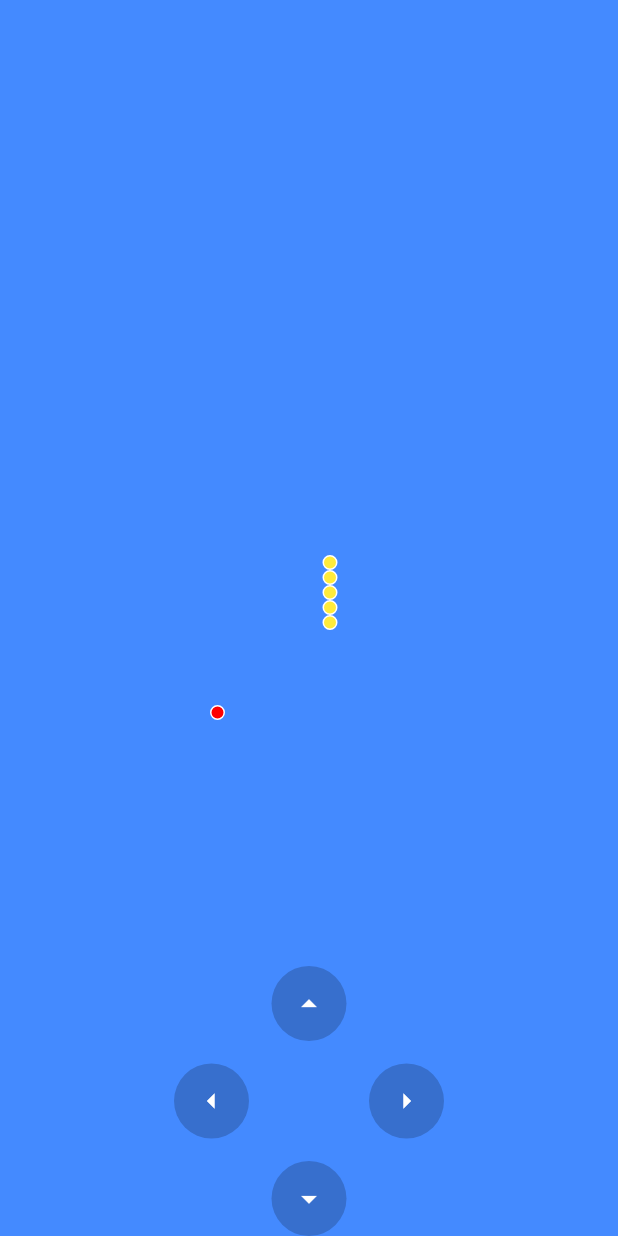
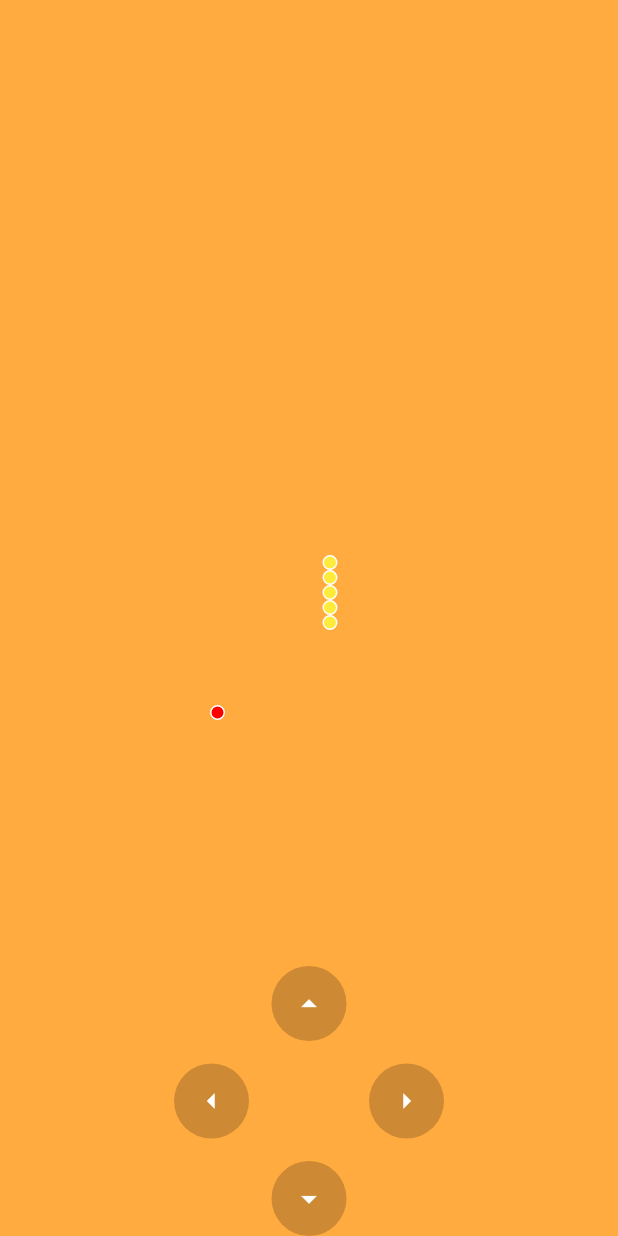
Before and after one commit to JDongKhan/flutter_games, a Flutter app: the screen it shows after launch, after a tap on "Ready Go...", on a phone screen of 412 x 824 dp. Run offline on Flutter 3.47's test engine with Material 2 defaults, Android fonts, the light colour scheme and no system bars.

Commit message:
first commit

```diff
--- a/flutter_snake_game/lib/apple.dart
+++ b/flutter_snake_game/lib/apple.dart
@@ -3,6 +3,7 @@ import 'package:flutter/widgets.dart';
 class Apple extends StatelessWidget {
   const Apple({super.key});
 
+  //这里可以通过服务下发不同的样式
   @override
   Widget build(BuildContext context) {
     return Container(
--- a/flutter_snake_game/lib/game_over.dart
+++ b/flutter_snake_game/lib/game_over.dart
@@ -4,6 +4,7 @@ import 'game_page.dart';
 import 'theme/theme_controller.dart';
 import 'theme/theme_widget.dart';
 
+///游戏结束
 class GameOver extends StatelessWidget {
   final int score;
 
--- a/flutter_snake_game/lib/home_page.dart
+++ b/flutter_snake_game/lib/home_page.dart
@@ -4,6 +4,7 @@ import 'package:flutter_snake_game/theme/theme_widget.dart';
 
 import 'game_page.dart';
 
+///首页
 class HomePage extends StatelessWidget {
   const HomePage({super.key});
 
--- a/flutter_snake_game/lib/main.dart
+++ b/flutter_snake_game/lib/main.dart
@@ -18,7 +18,7 @@ class MyApp extends StatelessWidget {
       data: ThemeController(),
       builder: (c, controller) {
         return MaterialApp(
-          title: 'Flutter Demo',
+          title: 'Snake Game',
           theme: ThemeData(
             colorScheme: ColorScheme.fromSeed(seedColor: Colors.deepPurple),
             useMaterial3: true,
--- a/flutter_snake_game/lib/snake.dart
+++ b/flutter_snake_game/lib/snake.dart
@@ -3,6 +3,7 @@ import 'package:flutter/material.dart';
 class Snake extends StatelessWidget {
   const Snake({super.key});
 
+  //这里可以通过服务下发不同的样式
   @override
   Widget build(BuildContext context) {
     return Container(
--- a/flutter_snake_game/lib/theme/theme_controller.dart
+++ b/flutter_snake_game/lib/theme/theme_controller.dart
@@ -13,10 +13,10 @@ class ThemeController extends ChangeNotifier {
   bool debugRepaintRainbowEnabled = false;
 
   /// 当前主题颜色
-  Color _themeColor = Colors.blueAccent;
-  Color backgroundColor = Colors.blueAccent;
+  Color _themeColor = Colors.orangeAccent;
+  Color backgroundColor = Colors.orangeAccent;
 
-  Color buttonColor = Colors.red;
+  Color buttonColor = Colors.purple;
   Color buttonTextColor = Colors.white;
 
   void switchTheme({Color? color}) {
```
Also changed, not shown: flutter_snake_game/lib/game_page.dart (+33 -27 lines).
